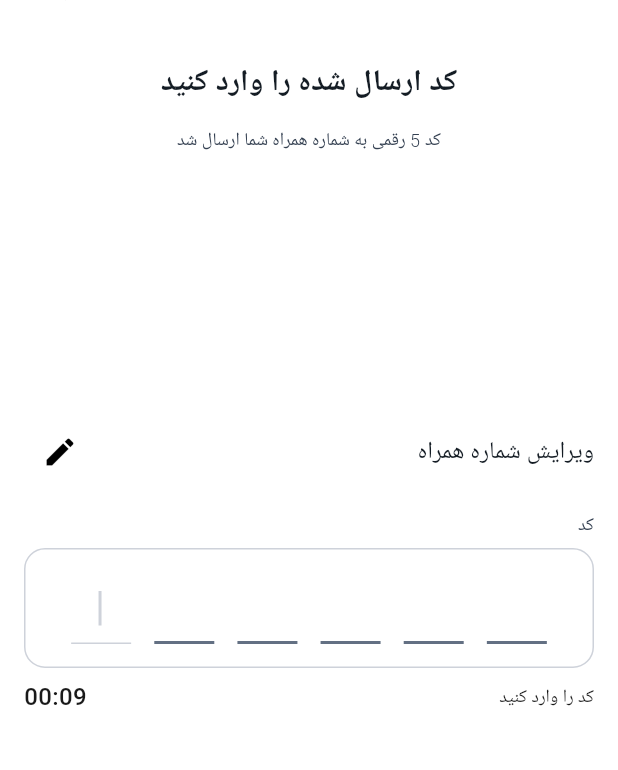
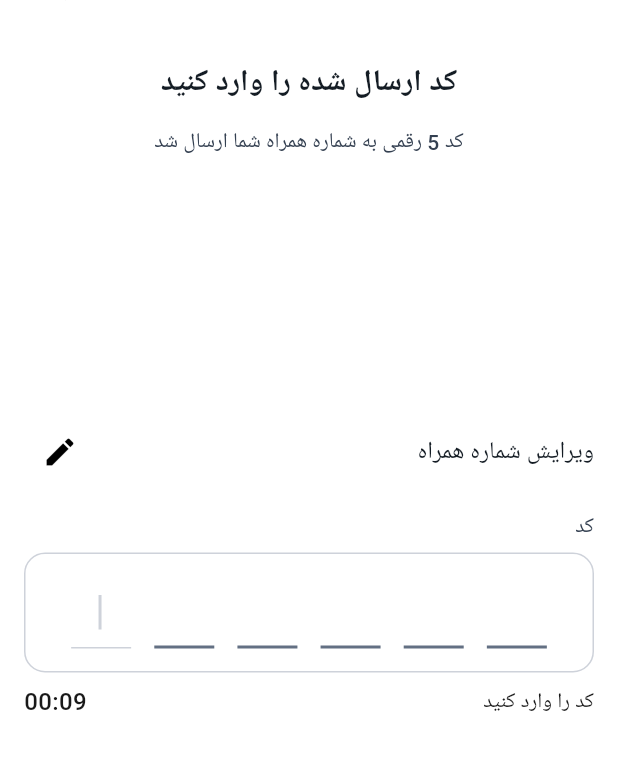
Before and after one commit to Future-CTOS/taxi-4030, a Flutter app: the OtpVerifyPageView screen opened by its route, on a phone screen of 412 x 824 dp, the part 68-838 px from its top. Run offline on Flutter 3.47's test engine with Material 3 defaults, Android fonts, the phone set to English and light mode, and no system bars; our stand-ins replace dio, either_dart, get, get_storage, logger, octo_image; accounts and stored records are empty; statements that could not run were skipped.

Commit message:
feat: add bodyLarge item to typography

```diff
--- a/lib/src/infrastructures/theme/typography.dart
+++ b/lib/src/infrastructures/theme/typography.dart
@@ -9,6 +9,12 @@ class AppTypography {
     color: AppColors.secondaryColor.shade900,
   );
 
+  static final TextStyle bodyLarge = TextStyle(
+    fontSize: 16,
+    fontWeight: FontWeight.w700,
+    color: AppColors.secondaryColor.shade900,
+  );
+
   static final TextStyle body = TextStyle(
     fontSize: 16,
     fontWeight: FontWeight.w500,
@@ -16,8 +22,8 @@ class AppTypography {
   );
 
   static final TextStyle caption = TextStyle(
-    fontSize: 12,
-    fontWeight: FontWeight.w300,
+    fontSize: 14,
+    fontWeight: FontWeight.w500,
     color: AppColors.secondaryColor.shade700,
   );
 }
```
